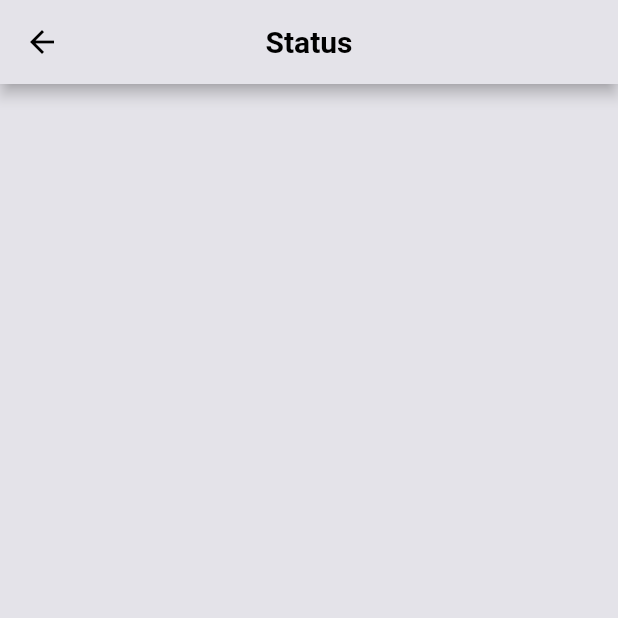
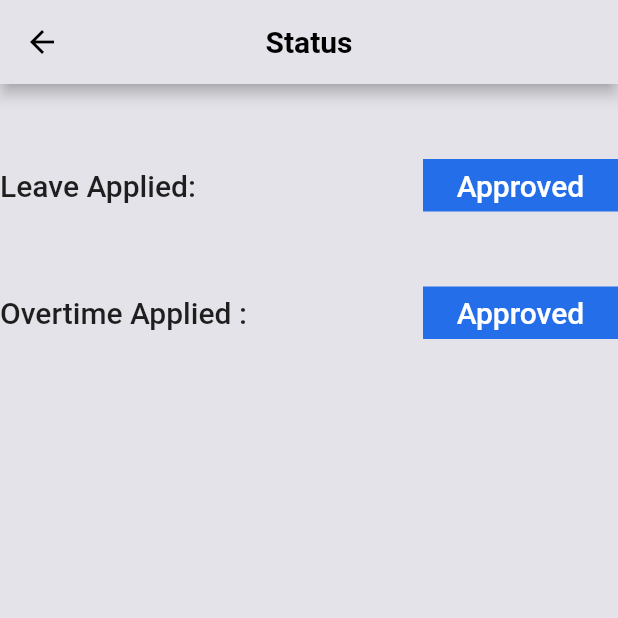
Before and after one commit to daadreyaa/rane-attendance-app, a Flutter app: the StatusScreen screen opened by its route, on a phone screen of 412 x 824 dp, the top half of it. Run offline on Flutter 3.47's test engine with Material 2 defaults, Android fonts, the phone set to English and light mode, and no system bars; our stand-ins replace animate_do, auto_size_text, date_format, flutter_holo_date_picker, font_awesome_flutter, google_fonts and 4 more; missing offline and left inert: flutter_verification_code, horizontal_center_date_picker, telephony.

Commit message:
minor changes

```diff
--- a/lib/screens/calendar_screen.dart
+++ b/lib/screens/calendar_screen.dart
@@ -87,8 +87,8 @@ class _CalendarState extends State<Calendar> {
                 CalendarBuilders(markerBuilder: ((context, day, events) {
               print("day is $day");
               return Container(
-                width: 10,
-                height: 10,
+                width: 15,
+                height: 15,
                 decoration: BoxDecoration(
                   color: day == DateTime.parse('2022-07-14 00:00:00.000Z')
                       ? Colors.green
--- a/lib/screens/status_screen.dart
+++ b/lib/screens/status_screen.dart
@@ -27,7 +27,36 @@ class _StatusScreenState extends State<StatusScreen> {
         centerTitle: true,
       ),
       body: Column(
-children: [],
+        crossAxisAlignment: CrossAxisAlignment.start,
+children: [
+  SizedBox(height:50),
+
+  Row(
+    mainAxisAlignment: MainAxisAlignment.spaceBetween,
+    children: [
+      Text("Leave Applied:",style: kPrimaryText,),
+      Container(
+        color:kRoyaleBlue,
+        width: 130,
+        height:35,
+        child: Center(child: Text("Approved",style: kPrimaryWhiteText,)),
+      ),
+    ],
+  ),
+  SizedBox(height:50),
+  Row(
+    mainAxisAlignment: MainAxisAlignment.spaceBetween,
+    children: [
+      Text("Overtime Applied :",style: kPrimaryText,),
+      Container(
+        color:kRoyaleBlue,
+        width: 130,
+        height:35,
+        child: Center(child: Text("Approved",style: kPrimaryWhiteText,)),
+      ),
+    ],
+  ),
+],
       ),
     );
   }
```
